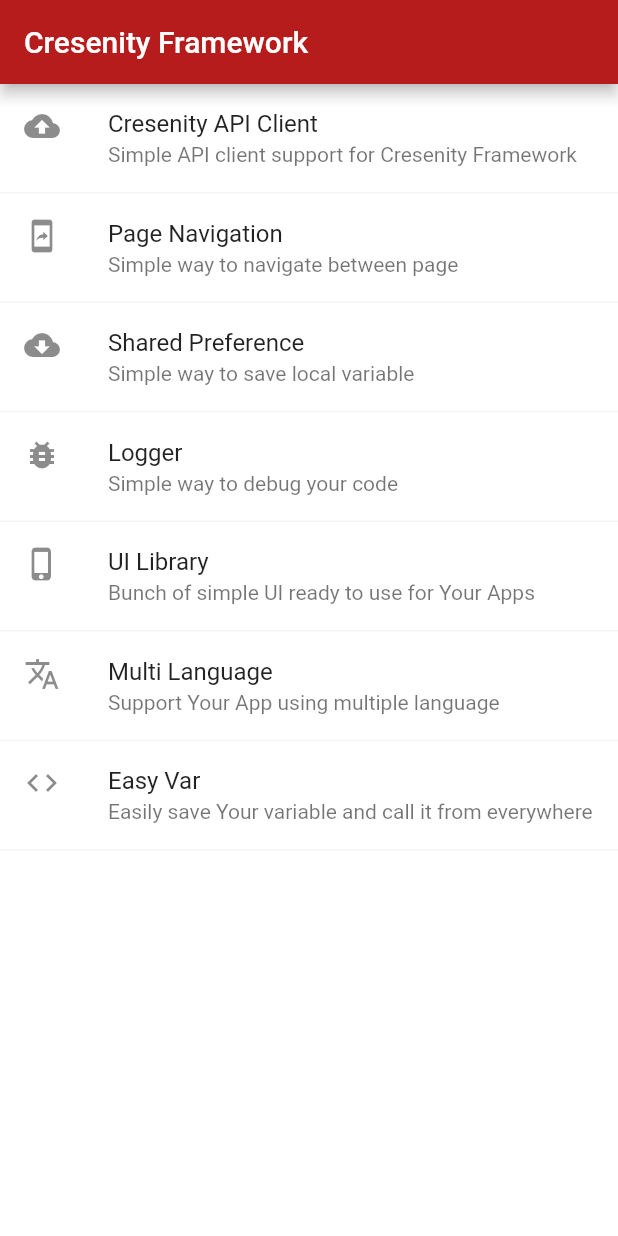
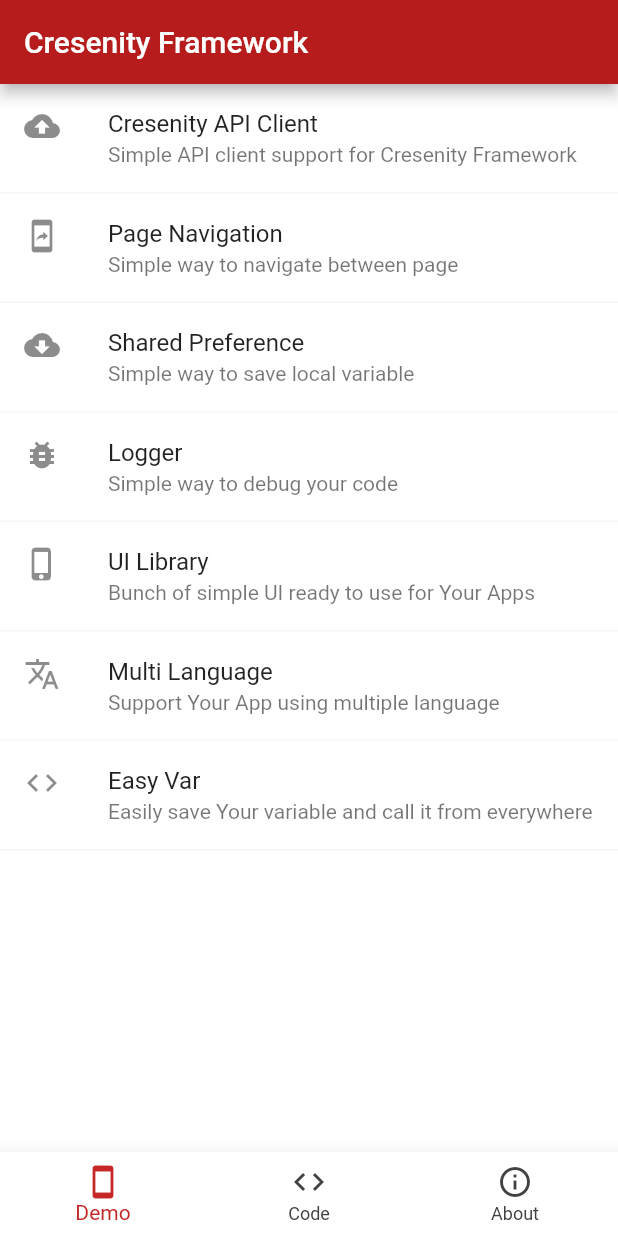
Before and after one commit to cresenity/cresenity-flutter, a Flutter app: the screen it shows after launch, on a phone screen of 412 x 824 dp. Run offline on Flutter 3.47's test engine with Material 2 defaults, Android fonts, the phone set to English and light mode, and no system bars; our stand-ins replace flushbar, shared_preferences, toast.

Commit message:
update example main page

```diff
--- a/example/lib/page/main_page.dart
+++ b/example/lib/page/main_page.dart
@@ -1,3 +1,5 @@
+import 'package:cresenity/network/CApi.dart';
+import 'package:cresenity/network/api.dart';
 import 'package:cresenity/router.dart';
 import 'package:flutter/cupertino.dart';
 import 'package:flutter/material.dart';
@@ -19,9 +21,10 @@ class MainPage extends StatefulWidget {
 }
 
 class _MainPageState extends State<MainPage> {
-
+  int currentPage = 0;
   @override
   Widget build(BuildContext context) {
+
     return Scaffold(
       backgroundColor: Colors.white,
       appBar: AppBar(
@@ -77,6 +80,36 @@ class _MainPageState extends State<MainPage> {
 
         ],
       ),
+      bottomNavigationBar: BottomNavigationBar(
+        currentIndex: currentPage,
+        backgroundColor: Colors.white,
+        selectedItemColor: Colors.red[800],
+        unselectedItemColor: Colors.grey[800],
+        elevation: 10,
+        showUnselectedLabels: true,
+        type: BottomNavigationBarType.fixed,
+        onTap: (position) {
+          setState(() {
+            currentPage = position;
+          });
+        },
+        items: [
+
+          BottomNavigationBarItem(
+            icon: Icon(Icons.smartphone),
+            title: Text('Demo'),
+          ),
+          BottomNavigationBarItem(
+            icon: Icon(Icons.code),
+            title: Text('Code'),
+          ),
+          BottomNavigationBarItem(
+            icon: Icon(Icons.info_outline),
+            title: Text('About'),
+          ),
+
+        ],
+      ),
 
     );
   }
@@ -101,4 +134,5 @@ class _MainPageState extends State<MainPage> {
     );
   }
 
+
 }
```
